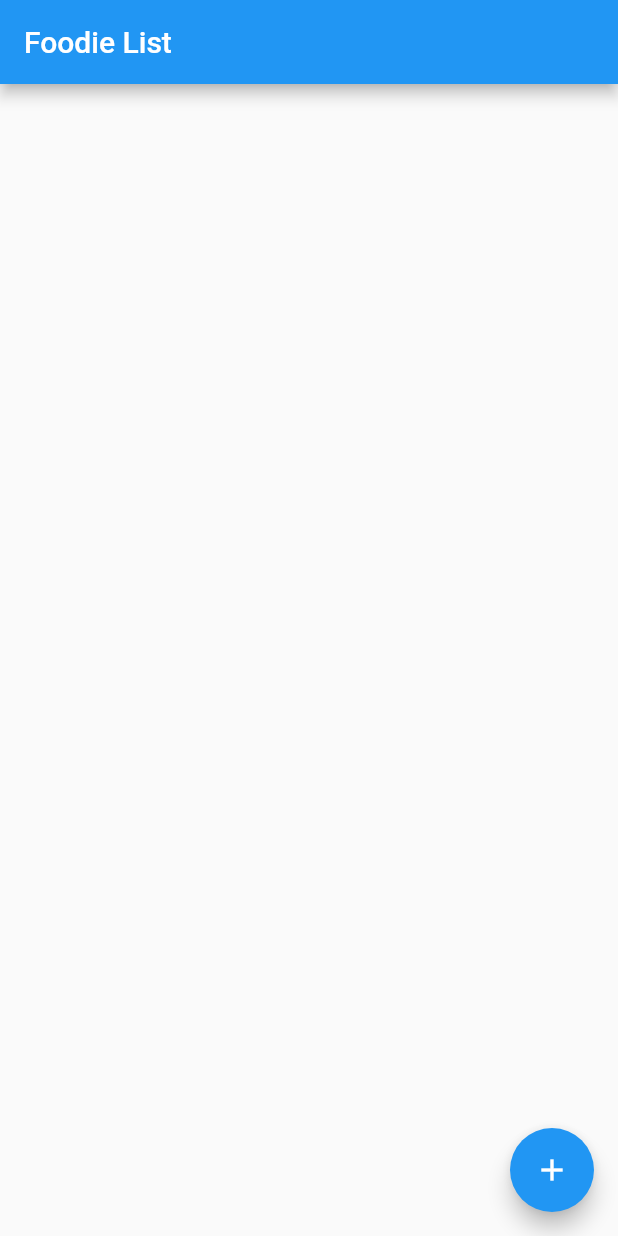
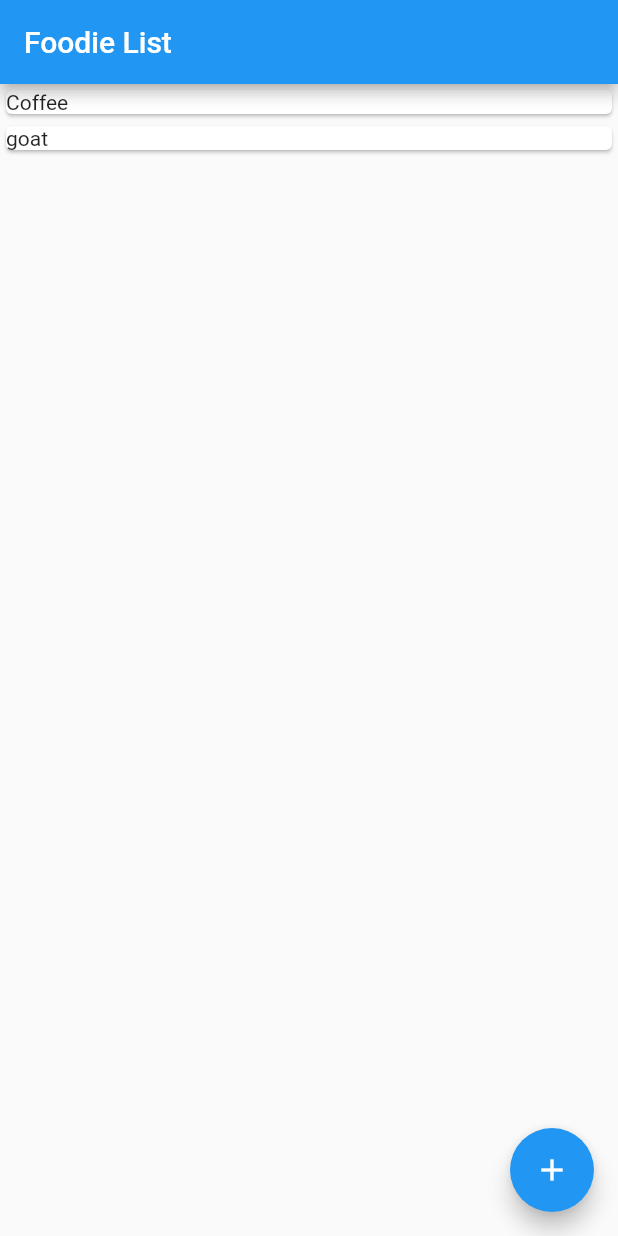
Before and after one commit to AnuraghSarkar/Password-Hub, a Flutter app: the screen it shows after launch, on a phone screen of 412 x 824 dp. Run offline on Flutter 3.47's test engine with Material 2 defaults, Android fonts, the phone set to English and light mode, and no system bars.

Commit message:
displayed mock data

```diff
--- a/foodlist/lib/screens/list_screen.dart
+++ b/foodlist/lib/screens/list_screen.dart
@@ -1,16 +1,27 @@
 import 'package:flutter/material.dart';
+import 'package:foodlist/mocks/grocery_items_mock.dart';
 
 class ListScreen extends StatelessWidget {
   const ListScreen({Key? key}) : super(key: key);
 
   @override
   Widget build(BuildContext context) {
+    final items = groceryItems;
     return Scaffold(
       appBar: AppBar(title: const Text('Foodie List')),
       floatingActionButton: FloatingActionButton(
         onPressed: () {},
         child: const Icon(Icons.add),
       ),
+      body: ListView.builder(
+        itemCount: items.length,
+        itemBuilder: (context, index) {
+          final item = items[index];
+          return Card(
+            child: Text(item['name']),
+          );
+        },
+      ),
     );
   }
 }
```
